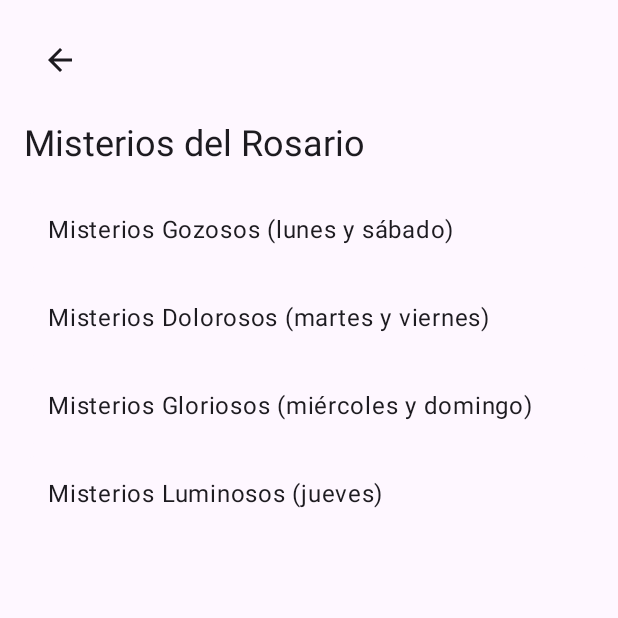
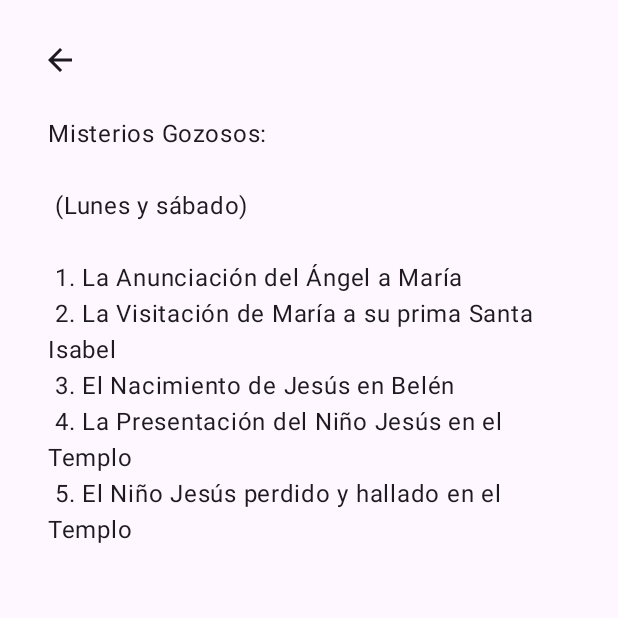
Before and after one commit to hualde/Pantocrator, an Android app built with Jetpack Compose: the composable PrayerGuideScreen shown on its own in the app's theme, after a tap on "Misterios Gozosos (lunes y sábado)", on a phone screen of 412 x 824 dp, the top half of it. Run offline under Robolectric (Android 15) with nearby library versions, the phone set to English and light mode, and no system bars; 1 statement that could not run was skipped; 3 other taps on this screen came first.

Commit message:
oraciones v1

```diff
--- a/app/src/main/java/com/example/pantocrator/MainActivity.kt
+++ b/app/src/main/java/com/example/pantocrator/MainActivity.kt
@@ -647,13 +647,34 @@ fun PrayerGuideScreen(
     modifier: Modifier = Modifier
 ) {
     var selectedCategoryIndex by remember { mutableStateOf<Int?>(null) }
+    var selectedPrayer by remember { mutableStateOf<String?>(null) }
 
     Column(
         modifier = modifier
             .fillMaxSize()
             .padding(16.dp)
     ) {
-        if (selectedCategoryIndex == null) {
+        when {
+            selectedPrayer != null -> {
+                // Mostrar el texto completo de la oración
+                Column(
+                    modifier = Modifier.fillMaxWidth()
+                ) {
+                    IconButton(
+                        onClick = { selectedPrayer = null }
+                    ) {
+                        Icon(Icons.Default.ArrowBack, contentDescription = "Volver")
+                    }
+
+                    Text(
+                        text = stringResource(id = getResourceIdByName(selectedPrayer!!)),
+                        style = MaterialTheme.typography.bodyLarge,
+                        modifier = Modifier.padding(16.dp)
+                    )
+                }
+            }
+
+            selectedCategoryIndex == null -> {
                 // Mostrar lista de categorías
                 val categories = stringArrayResource(id = R.array.prayer_categories)
                 LazyColumn(
@@ -685,7 +706,9 @@ fun PrayerGuideScreen(
                         }
                     }
                 }
-        } else {
+            }
+
+            else -> {
                 // Mostrar oraciones de la categoría seleccionada
                 Column(
                     modifier = Modifier.fillMaxWidth()
@@ -697,7 +720,6 @@ fun PrayerGuideScreen(
                     }
 
                     val categories = stringArrayResource(id = R.array.prayer_categories)
-                // Usar el operador !! ya que sabemos que selectedCategoryIndex no es null en este punto
                     Text(
                         text = categories[selectedCategoryIndex!!],
                         style = MaterialTheme.typography.headlineSmall,
@@ -714,18 +736,28 @@ fun PrayerGuideScreen(
                         else -> emptyArray()
                     }
 
+                    val prayerResourceNames = when (selectedCategoryIndex!!) {
+                        0 -> listOf("prayer_padre_nuestro", "prayer_ave_maria", "prayer_gloria", "prayer_salve_regina", "prayer_fatima")
+                        1 -> listOf("prayer_mysteries_joyful", "prayer_mysteries_sorrowful", "prayer_mysteries_glorious", "prayer_mysteries_luminous")
+                        2 -> listOf("prayer_act_of_contrition", "prayer_psalm_51", "prayer_san_miguel", "prayer_psalm_91", "prayer_te_deum", "prayer_magnificat", "prayer_serenity", "prayer_psalm_23")
+                        3 -> listOf("prayer_baptism", "prayer_communion", "prayer_confession", "prayer_marriage")
+                        4 -> listOf("prayer_rosary", "prayer_divine_mercy", "prayer_via_crucis")
+                        5 -> listOf("prayer_morning", "prayer_angelus", "prayer_night", "prayer_examination")
+                        else -> emptyList()
+                    }
+
                     LazyColumn(
                         verticalArrangement = Arrangement.spacedBy(8.dp)
                     ) {
-                    items(prayers) { prayer ->
+                        items(prayers.size) { index ->
                             Surface(
-                            onClick = { /* TODO: Mostrar detalles de la oración */ },
+                                onClick = { selectedPrayer = prayerResourceNames[index] },
                                 shape = MaterialTheme.shapes.small,
                                 color = MaterialTheme.colorScheme.surface,
                                 modifier = Modifier.fillMaxWidth()
                             ) {
                                 Text(
-                                text = prayer,
+                                    text = prayers[index],
                                     style = MaterialTheme.typography.bodyLarge,
                                     modifier = Modifier.padding(16.dp)
                                 )
@@ -736,3 +768,39 @@ fun PrayerGuideScreen(
             }
         }
     }
+}
+
+// Función auxiliar para obtener el ID del recurso por nombre
+private fun getResourceIdByName(resourceName: String): Int {
+    return when (resourceName) {
+        "prayer_padre_nuestro" -> R.string.prayer_padre_nuestro
+        "prayer_ave_maria" -> R.string.prayer_ave_maria
+        "prayer_gloria" -> R.string.prayer_gloria
+        "prayer_salve_regina" -> R.string.prayer_salve_regina
+        "prayer_fatima" -> R.string.prayer_fatima
+        "prayer_mysteries_joyful" -> R.string.prayer_mysteries_joyful
+        "prayer_mysteries_sorrowful" -> R.string.prayer_mysteries_sorrowful
+        "prayer_mysteries_glorious" -> R.string.prayer_mysteries_glorious
+        "prayer_mysteries_luminous" -> R.string.prayer_mysteries_luminous
+        "prayer_act_of_contrition" -> R.string.prayer_act_of_contrition
+        "prayer_psalm_51" -> R.string.prayer_psalm_51
+        "prayer_san_miguel" -> R.string.prayer_san_miguel
+        "prayer_psalm_91" -> R.string.prayer_psalm_91
+        "prayer_te_deum" -> R.string.prayer_te_deum
+        "prayer_magnificat" -> R.string.prayer_magnificat
+        "prayer_serenity" -> R.string.prayer_serenity
+        "prayer_psalm_23" -> R.string.prayer_psalm_23
+        "prayer_baptism" -> R.string.prayer_baptism
+        "prayer_communion" -> R.string.prayer_communion
+        "prayer_confession" -> R.string.prayer_confession
+        "prayer_marriage" -> R.string.prayer_marriage
+        "prayer_rosary" -> R.string.prayer_rosary
+        "prayer_divine_mercy" -> R.string.prayer_divine_mercy
+        "prayer_via_crucis" -> R.string.prayer_via_crucis
+        "prayer_morning" -> R.string.prayer_morning
+        "prayer_angelus" -> R.string.prayer_angelus
+        "prayer_night" -> R.string.prayer_night
+        "prayer_examination" -> R.string.prayer_examination
+        else -> throw IllegalArgumentException("Recurso no encontrado: $resourceName")
+    }
+}
--- /dev/null
+++ b/app/src/main/res/values/prayer_texts.xml
@@ -0,0 +1,537 @@
+<?xml version="1.0" encoding="utf-8"?>
+<resources>
+    <!-- Oraciones Principales -->
+    <string name="prayer_padre_nuestro">Padre Nuestro:\n
+\n
+Padre nuestro,
+que estás en el cielo,
+santificado sea tu Nombre;\n
+\n
+venga a nosotros tu reino;
+hágase tu voluntad
+en la tierra como en el cielo.\n
+\n
+Danos hoy nuestro pan de cada día;
+perdona nuestras ofensas,
+como también nosotros perdonamos
+a los que nos ofenden;\n
+\n
+no nos dejes caer en la tentación,
+y líbranos del mal.\n
+\n
+Amén.</string>
+
+    <string name="prayer_ave_maria">Ave María:\n
+\n
+Dios te salve, María,
+llena eres de gracia;
+el Señor es contigo.\n
+\n
+Bendita Tú eres
+entre todas las mujeres,
+y bendito es el fruto de tu vientre, Jesús.\n
+\n
+Santa María, Madre de Dios,
+ruega por nosotros, pecadores,
+ahora y en la hora de nuestra muerte.\n
+\n
+Amén.</string>
+
+    <string name="prayer_gloria">Gloria:\n
+\n
+Gloria al Padre,
+y al Hijo,
+y al Espíritu Santo.\n
+\n
+Como era en el principio,
+ahora y siempre,
+por los siglos de los siglos.\n
+\n
+Amén.</string>
+
+    <string name="prayer_salve_regina">Salve Regina:\n
+\n
+Dios te salve, Reina y Madre de misericordia,
+vida, dulzura y esperanza nuestra.
+Dios te salve.\n
+\n
+A Ti clamamos los desterrados hijos de Eva,
+a Ti suspiramos, gimiendo y llorando
+en este valle de lágrimas.\n
+\n
+Ea, pues, Señora Abogada Nuestra,
+vuelve a nosotros esos tus ojos misericordiosos,
+y después de este destierro, muéstranos a Jesús,
+fruto bendito de tu vientre.\n
+\n
+¡Oh clemente, oh piadosa, oh dulce Virgen María!
+Ruega por nosotros, Santa Madre de Dios,
+para que seamos dignos de alcanzar
+las promesas de Nuestro Señor Jesucristo.\n
+\n
+Amén.</string>
+
+    <string name="prayer_fatima">Oración de Fátima:\n
+\n
+Oh Jesús mío,
+perdona nuestros pecados,
+líbranos del fuego del infierno,\n
+\n
+lleva al cielo a todas las almas,
+especialmente a las más necesitadas
+de tu misericordia.\n
+\n
+Amén.</string>
+
+    <!-- Misterios del Rosario -->
+    <string name="prayer_mysteries_joyful">Misterios Gozosos:\n
+\n
+(Lunes y sábado)\n
+\n
+1. La Anunciación del Ángel a María\n
+2. La Visitación de María a su prima Santa Isabel\n
+3. El Nacimiento de Jesús en Belén\n
+4. La Presentación del Niño Jesús en el Templo\n
+5. El Niño Jesús perdido y hallado en el Templo</string>
+
+    <string name="prayer_mysteries_sorrowful">Misterios Dolorosos:\n
+\n
+(Martes y viernes)\n
+\n
+1. La Oración de Jesús en el Huerto\n
+2. La Flagelación de Jesús atado a la columna\n
+3. La Coronación de espinas\n
+4. Jesús con la Cruz a cuestas camino del Calvario\n
+5. La Crucifixión y Muerte de Jesús</string>
+
+    <string name="prayer_mysteries_glorious">Misterios Gloriosos:\n
+\n
+(Miércoles y domingo)\n
+\n
+1. La Resurrección del Señor\n
+2. La Ascensión del Señor al cielo\n
+3. La Venida del Espíritu Santo\n
+4. La Asunción de María al cielo\n
+5. La Coronación de María como Reina y Señora de todo lo creado</string>
+
+    <string name="prayer_mysteries_luminous">Misterios Luminosos:\n
+\n
+(Jueves)\n
+\n
+1. El Bautismo de Jesús en el Jordán\n
+2. Las Bodas de Caná\n
+3. El Anuncio del Reino de Dios\n
+4. La Transfiguración\n
+5. La Institución de la Eucaristía</string>
+
+    <!-- Oraciones por Situaciones -->
+    <string name="prayer_act_of_contrition">Acto de Contrición:\n
+\n
+Señor mío Jesucristo,
+Dios y Hombre verdadero,
+Creador, Padre y Redentor mío;\n
+\n
+por ser Vos quien sois, Bondad infinita,
+y porque os amo sobre todas las cosas,
+me pesa de todo corazón haberos ofendido;\n
+\n
+también me pesa porque podéis castigarme
+con las penas del infierno.
+Ayudado de vuestra divina gracia,
+propongo firmemente nunca más pecar,
+confesarme y cumplir la penitencia
+que me fuere impuesta.\n
+\n
+Amén.</string>
+
+    <string name="prayer_magnificat">Magníficat:\n
+\n
+Proclama mi alma la grandeza del Señor,
+se alegra mi espíritu en Dios, mi salvador;
+porque ha mirado la humillación de su esclava.\n
+\n
+Desde ahora me felicitarán todas las generaciones,
+porque el Poderoso ha hecho obras grandes por mí:
+su nombre es santo,
+y su misericordia llega a sus fieles
+de generación en generación.\n
+\n
+Él hace proezas con su brazo:
+dispersa a los soberbios de corazón,
+derrama del trono a los poderosos
+y enaltece a los humildes,
+a los hambrientos los colma de bienes
+y a los ricos los despide vacíos.\n
+\n
+Auxilia a Israel, su siervo,
+acordándose de la misericordia
+-como lo había prometido a nuestros padres-
+en favor de Abrahán y su descendencia por siempre.\n
+\n
+Amén.</string>
+
+    <string name="prayer_serenity">Oración de la Serenidad:\n
+\n
+Señor, concédeme serenidad
+para aceptar las cosas que no puedo cambiar,
+valor para cambiar las que puedo
+y sabiduría para conocer la diferencia.\n
+\n
+Viviendo un día a la vez,
+disfrutando un momento a la vez,
+aceptando las adversidades
+como un camino hacia la paz.\n
+\n
+Tomando, como Él lo hizo,
+este mundo pecador tal como es,
+no como yo quisiera que fuera.
+Confiando en que Él hará todas las cosas bien
+si yo me entrego a Su voluntad.\n
+\n
+Amén.</string>
+
+    <string name="prayer_psalm_23">Salmo 23 (El Señor es mi Pastor):\n
+\n
+El Señor es mi pastor, nada me falta;
+en verdes praderas me hace recostar;
+me conduce hacia fuentes tranquilas
+y repara mis fuerzas.\n
+\n
+Me guía por el sendero justo,
+por el honor de su nombre.
+Aunque camine por cañadas oscuras,
+nada temo, porque tú vas conmigo:
+tu vara y tu cayado me sosiegan.\n
+\n
+Preparas una mesa ante mí,
+enfrente de mis enemigos;
+me unges la cabeza con perfume,
+y mi copa rebosa.\n
+\n
+Tu bondad y tu misericordia me acompañan
+todos los días de mi vida,
+y habitaré en la casa del Señor
+por años sin término.\n
+\n
+Amén.</string>
+
+    <!-- Oraciones Sacramentales -->
+    <string name="prayer_baptism">Oración del Bautismo:\n
+\n
+Padre celestial,
+te damos gracias por el don del bautismo,
+por el agua que limpia y da vida,
+por el Espíritu que renueva y fortalece,
+y por tu Hijo Jesucristo que nos llama a una nueva vida.\n
+\n
+Concede que quien sea bautizado
+muera al pecado y resucite a la vida nueva;
+que sea sepultado con Cristo en su muerte,
+que participe también de su resurrección
+y camine en novedad de vida.\n
+\n
+Amén.</string>
+
+    <string name="prayer_communion">Oración de la Comunión:\n
+\n
+Señor mío Jesucristo,
+no soy digno de que entres en mi casa,
+pero una palabra tuya bastará para sanarme.\n
+\n
+El Cuerpo de Cristo me guarde para la vida eterna.
+La Sangre de Cristo me guarde para la vida eterna.\n
+\n
+Te adoro con devoción, Dios escondido,
+oculto verdaderamente bajo estas apariencias.
+A Ti se somete mi corazón por completo,
+y se rinde totalmente al contemplarte.\n
+\n
+Amén.</string>
+
+    <string name="prayer_confession">Oración de la Confesión:
+
+Recibe, Señor, mi libertad completa.
+Recibe mi memoria, mi entendimiento y toda mi voluntad.
+Todo lo que tengo y poseo, Tú me lo has dado;
+a Ti, Señor, lo devuelvo.
+Todo es tuyo, dispón de ello según tu voluntad.
+
+Dame tu amor y tu gracia,
+que éstas me bastan.
+Dame un corazón arrepentido y humilde.
+Ayúdame a confesar mis pecados con sinceridad,
+a recibir tu perdón con gratitud,
+y a vivir una vida nueva en tu gracia.
+Amén.</string>
+
+    <string name="prayer_marriage">Bendición Matrimonial:
+
+Dios Padre, bendice y santifica este amor.
+Jesucristo, Hijo de Dios,
+asiste con tu presencia a estos esposos,
+como estuviste en las bodas de Caná.
+Espíritu Santo, derrama tu amor
+en los corazones de esta nueva familia.
+
+Que su amor sea paciente y bondadoso,
+que no sea envidioso, ni orgulloso, ni grosero.
+Que no busque su propio interés,
+que no se irrite ni guarde rencor.
+Que se alegre con la verdad,
+que todo lo disculpe, todo lo crea,
+todo lo espere y todo lo soporte.
+
+Que su amor nunca se acabe.
+Amén.</string>
+
+    <!-- Devociones Populares -->
+    <string name="prayer_rosary">Santo Rosario:\n
+\n
+Modo de rezarlo:\n
+\n
+1. Hacer la Señal de la Cruz\n
+2. Rezar el Credo\n
+3. Rezar un Padrenuestro\n
+4. Rezar tres Avemarías\n
+5. Rezar un Gloria\n
+6. Anunciar el primer misterio\n
+7. Rezar un Padrenuestro\n
+8. Rezar diez Avemarías\n
+9. Rezar un Gloria y la Oración de Fátima\n
+10. Continuar con los siguientes misterios\n
+\n
+Al terminar:\n
+- Rezar la Salve\n
+- Letanías (opcional)\n
+- Oración final</string>
+
+    <string name="prayer_divine_mercy">Coronilla de la Divina Misericordia:\n
+\n
+Se reza usando un rosario común:\n
+\n
+1. Padre Nuestro\n
+2. Ave María\n
+3. Credo de los Apóstoles\n
+\n
+En las cuentas grandes:\n
+"Padre Eterno, te ofrezco el Cuerpo y la Sangre,
+el Alma y la Divinidad de tu amadísimo Hijo,
+nuestro Señor Jesucristo,
+como propiciación por nuestros pecados
+y los del mundo entero."\n
+\n
+En las cuentas pequeñas:\n
+"Por Su dolorosa Pasión,
+ten misericordia de nosotros
+y del mundo entero."\n
+\n
+Para terminar (tres veces):\n
+"Santo Dios, Santo Fuerte, Santo Inmortal,
+ten piedad de nosotros y del mundo entero."</string>
+
+    <string name="prayer_via_crucis">Vía Crucis:\n
+\n
+Las 14 Estaciones:\n
+\n
+1. Jesús es condenado a muerte\n
+2. Jesús carga con la cruz\n
+3. Jesús cae por primera vez\n
+4. Jesús encuentra a su Madre\n
+5. Simón de Cirene ayuda a Jesús\n
+6. La Verónica limpia el rostro de Jesús\n
+7. Jesús cae por segunda vez\n
+8. Jesús consuela a las mujeres\n
+9. Jesús cae por tercera vez\n
+10. Jesús es despojado de sus vestiduras\n
+11. Jesús es clavado en la cruz\n
+12. Jesús muere en la cruz\n
+13. Jesús es bajado de la cruz\n
+14. Jesús es sepultado\n
+\n
+En cada estación:\n
+- Anunciar la estación\n
+- Reflexionar sobre el momento\n
+- Rezar un Padrenuestro, Avemaría y Gloria</string>
+
+    <!-- Oraciones del Día -->
+    <string name="prayer_morning">Oración de la Mañana:\n
+\n
+Señor, en el silencio de este día que nace,
+vengo a pedirte paz, sabiduría y fuerza.\n
+\n
+Hoy quiero mirar el mundo con ojos llenos de amor;
+ser paciente, comprensivo, humilde, suave y bueno.
+Ver detrás de las apariencias a tus hijos,
+como Tú mismo los ves, para así
+poder apreciar la bondad de cada uno.\n
+\n
+Cierra mis oídos a toda murmuración,
+guarda mi lengua de toda maledicencia.
+Que sólo los pensamientos que bendigan
+permanezcan en mi espíritu.\n
+\n
+Quiero ser tan bien intencionado y justo
+que todos los que se acerquen a mí,
+sientan tu presencia.
+Revísteme de tu bondad, Señor,
+y haz que durante este día yo te refleje.\n
+\n
+Amén.</string>
+
+    <string name="prayer_angelus">Ángelus:\n
+\n
+V. El Ángel del Señor anunció a María.\n
+R. Y concibió por obra del Espíritu Santo.\n
+    Dios te salve María...\n
+\n
+V. He aquí la esclava del Señor.\n
+R. Hágase en mí según tu palabra.\n
+    Dios te salve María...\n
+\n
+V. Y el Verbo se hizo carne.\n
+R. Y habitó entre nosotros.\n
+    Dios te salve María...\n
+\n
+V. Ruega por nosotros, Santa Madre de Dios.\n
+R. Para que seamos dignos de alcanzar las promesas de Nuestro Señor Jesucristo.\n
+\n
+Oremos:\n
+Derrama, Señor, tu gracia sobre nosotros,
+que, por el anuncio del Ángel,
+hemos conocido la encarnación de tu Hijo,
+para que lleguemos, por su pasión y su cruz,
+a la gloria de la resurrección.
+Por Jesucristo, nuestro Señor.\n
+\n
+Amén.</string>
+
+    <string name="prayer_night">Oración de la Noche:\n
+\n
+Gracias, Señor, por este día que termina,
+por tus bendiciones y tu protección.
+Perdona mis faltas y mis errores.
+Te ofrezco mi descanso y mi sueño.\n
+\n
+Protege a mi familia y a todos mis seres queridos.
+Da consuelo a los que sufren,
+esperanza a los que dudan,
+y tu paz a todos los corazones.\n
+\n
+Bajo tu amparo nos acogemos,
+Santa Madre de Dios;
+no deseches las súplicas
+que te dirigimos en nuestras necesidades,
+antes bien, líbranos de todo peligro,
+¡oh Virgen gloriosa y bendita!\n
+\n
+Amén.</string>
+
+    <string name="prayer_examination">Examen de Conciencia:\n
+\n
+1. Acción de gracias:\n
+Gracias, Señor, por los dones recibidos hoy...\n
+\n
+2. Petición de luz:\n
+Espíritu Santo, ayúdame a ver con claridad...\n
+\n
+3. Examen:\n
+- ¿Cómo he actuado hoy con Dios?\n
+- ¿Cómo he tratado a los demás?\n
+- ¿Qué bien he dejado de hacer?\n
+- ¿Qué podría haber hecho mejor?\n
+\n
+4. Arrepentimiento:\n
+Perdón, Señor, por mis faltas...\n
+\n
+5. Propósito:\n
+Mañana, con tu ayuda, procuraré...\n
+\n
+Padre nuestro...\n
+\n
+Amén.</string>
+
+    <!-- Salmos y otras oraciones situacionales -->
+    <string name="prayer_psalm_51">Salmo 51 (Miserere):
+
+Ten piedad de mí, oh Dios, conforme a tu misericordia;
+Conforme a la multitud de tus piedades borra mis rebeliones.
+Lávame más y más de mi maldad,
+Y límpiame de mi pecado.
+
+Porque yo reconozco mis rebeliones,
+Y mi pecado está siempre delante de mí.
+Contra ti, contra ti solo he pecado,
+Y he hecho lo malo delante de tus ojos.
+
+Crea en mí, oh Dios, un corazón limpio,
+Y renueva un espíritu recto dentro de mí.
+No me eches de delante de ti,
+Y no quites de mí tu santo Espíritu.
+
+Los sacrificios de Dios son el espíritu quebrantado;
+Al corazón contrito y humillado no despreciarás tú, oh Dios.</string>
+
+    <string name="prayer_san_miguel">Oración a San Miguel Arcángel:
+
+San Miguel Arcángel,
+defiéndenos en la batalla.
+Sé nuestro amparo
+contra la perversidad y asechanzas
+del demonio.
+Reprímale Dios, pedimos suplicantes,
+y tú, Príncipe de la Milicia Celestial,
+arroja al infierno con el divino poder
+a Satanás y a los otros espíritus malignos
+que andan dispersos por el mundo
+para la perdición de las almas.
+Amén.</string>
+
+    <string name="prayer_psalm_91">Salmo 91 (Protección):
+
+El que habita al abrigo del Altísimo
+Morará bajo la sombra del Omnipotente.
+Diré yo a Jehová: Esperanza mía, y castillo mío;
+Mi Dios, en quien confiaré.
+
+Él te librará del lazo del cazador,
+De la peste destructora.
+Con sus plumas te cubrirá,
+Y debajo de sus alas estarás seguro;
+Escudo y adarga es su verdad.
+
+No temerás el terror nocturno,
+Ni saeta que vuele de día,
+Ni pestilencia que ande en oscuridad,
+Ni mortandad que en medio del día destruya.
+
+Pues a sus ángeles mandará acerca de ti,
+Que te guarden en todos tus caminos.</string>
+
+    <string name="prayer_te_deum">Te Deum:
+
+A ti, oh Dios, te alabamos,
+a ti, Señor, te reconocemos.
+A ti, eterno Padre,
+te venera toda la creación.
+
+Los ángeles todos,
+los cielos y todas las potestades te honran.
+Los querubines y serafines
+te cantan sin cesar:
+
+Santo, Santo, Santo es el Señor,
+Dios del universo.
+Los cielos y la tierra
+están llenos de la majestad de tu gloria.
+
+A ti te ensalza
+el glorioso coro de los apóstoles,
+la multitud admirable de los profetas,
+el blanco ejército de los mártires.
+
+A ti la Iglesia santa,
+extendida por toda la tierra,
+te proclama:
+Padre de inmensa majestad.
+Amén.</string>
+</resources>
```
Lines whose indentation alone changed are shown as unchanged.
